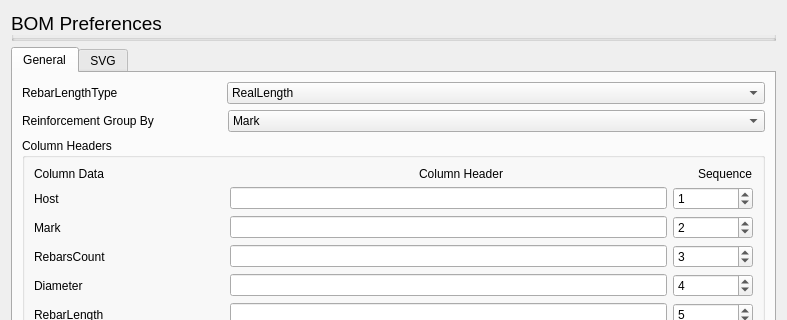
Before: the Qt Designer form BillOfMaterial/BOMPreferences.ui in amrit3701/FreeCAD-Reinforcement, drawn with Qt 5; both pictures show x 0 to 787 and y 0 to 320 of the 787 by 1024 pixel window.
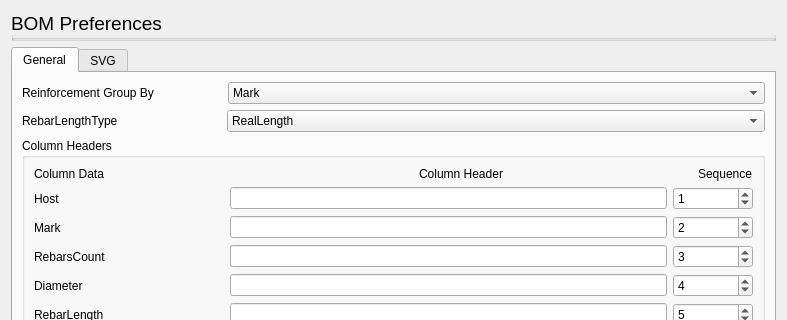
After: the same form once the commit is applied. Custom widgets are drawn as their Qt base class.

Patch:
```diff
--- a/BillOfMaterial/BOMPreferences.ui
+++ b/BillOfMaterial/BOMPreferences.ui
@@ -48,49 +48,6 @@
        <string>General</string>
       </attribute>
       <layout class="QVBoxLayout" name="verticalLayout_4">
-       <item>
-        <layout class="QHBoxLayout" name="horizontalLayout_35">
-         <item>
-          <widget class="QLabel" name="rebarLengthTypeLabel">
-           <property name="sizePolicy">
-            <sizepolicy hsizetype="Fixed" vsizetype="Preferred">
-             <horstretch>0</horstretch>
-             <verstretch>0</verstretch>
-            </sizepolicy>
-           </property>
-           <property name="minimumSize">
-            <size>
-             <width>199</width>
-             <height>0</height>
-            </size>
-           </property>
-           <property name="text">
-            <string>RebarLengthType</string>
-           </property>
-          </widget>
-         </item>
-         <item>
-          <widget class="Gui::PrefComboBox" name="rebarLengthType">
-           <property name="prefEntry" stdset="0">
-            <cstring>RebarLengthType</cstring>
-           </property>
-           <property name="prefPath" stdset="0">
-            <cstring>Mod/RebarTools/BOM</cstring>
-           </property>
-           <item>
-            <property name="text">
-             <string>RealLength</string>
-            </property>
-           </item>
-           <item>
-            <property name="text">
-             <string>LengthWithSharpEdges</string>
-            </property>
-           </item>
-          </widget>
-         </item>
-        </layout>
-       </item>
        <item>
         <layout class="QHBoxLayout" name="horizontalLayout_12">
          <property name="spacing">
@@ -137,6 +94,49 @@
          </item>
         </layout>
        </item>
+       <item>
+        <layout class="QHBoxLayout" name="horizontalLayout_35">
+         <item>
+          <widget class="QLabel" name="rebarLengthTypeLabel">
+           <property name="sizePolicy">
+            <sizepolicy hsizetype="Fixed" vsizetype="Preferred">
+             <horstretch>0</horstretch>
+             <verstretch>0</verstretch>
+            </sizepolicy>
+           </property>
+           <property name="minimumSize">
+            <size>
+             <width>199</width>
+             <height>0</height>
+            </size>
+           </property>
+           <property name="text">
+            <string>RebarLengthType</string>
+           </property>
+          </widget>
+         </item>
+         <item>
+          <widget class="Gui::PrefComboBox" name="rebarLengthType">
+           <property name="prefEntry" stdset="0">
+            <cstring>RebarLengthType</cstring>
+           </property>
+           <property name="prefPath" stdset="0">
+            <cstring>Mod/RebarTools/BOM</cstring>
+           </property>
+           <item>
+            <property name="text">
+             <string>RealLength</string>
+            </property>
+           </item>
+           <item>
+            <property name="text">
+             <string>LengthWithSharpEdges</string>
+            </property>
+           </item>
+          </widget>
+         </item>
+        </layout>
+       </item>
        <item>
         <widget class="QGroupBox" name="columnHeaders">
          <property name="title">
```
